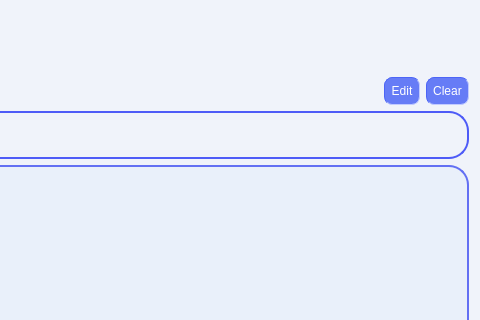
Old version of the form favlistscreen.ui in the repository OHonSam/CS163_Group2_Dictionary; both pictures show x 644 to 1124 and y 0 to 320 of the 1124 by 711 pixel window.
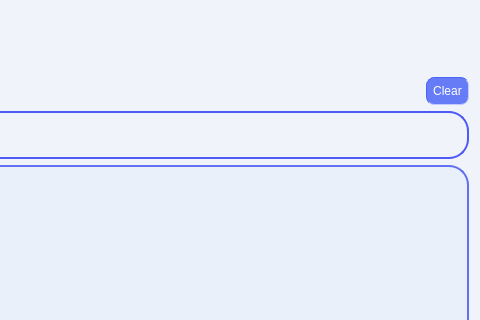
New version of the form. Icons and pictures are not drawn.

Commit message: update fvlist scr

The edit to the form file:
```diff
--- a/favlistscreen.ui
+++ b/favlistscreen.ui
@@ -56,25 +56,6 @@
          </property>
         </spacer>
        </item>
-       <item>
-        <widget class="QPushButton" name="pushButton_remove">
-         <property name="styleSheet">
-          <string notr="true">padding: 6px;
-border-color: rgb(77, 101, 246);
-border-width : 1px;
-border-style:inset;
-border-radius: 8px;
-  min-height: 1px;
-  min-width: 1px;
-background-color: rgb(102, 124, 246);
-font: 11pt &quot;Comfortaa&quot;;
-color: white;</string>
-         </property>
-         <property name="text">
-          <string>Edit</string>
-         </property>
-        </widget>
-       </item>
        <item>
         <widget class="QPushButton" name="pushButton_clear">
          <property name="maximumSize">
```
